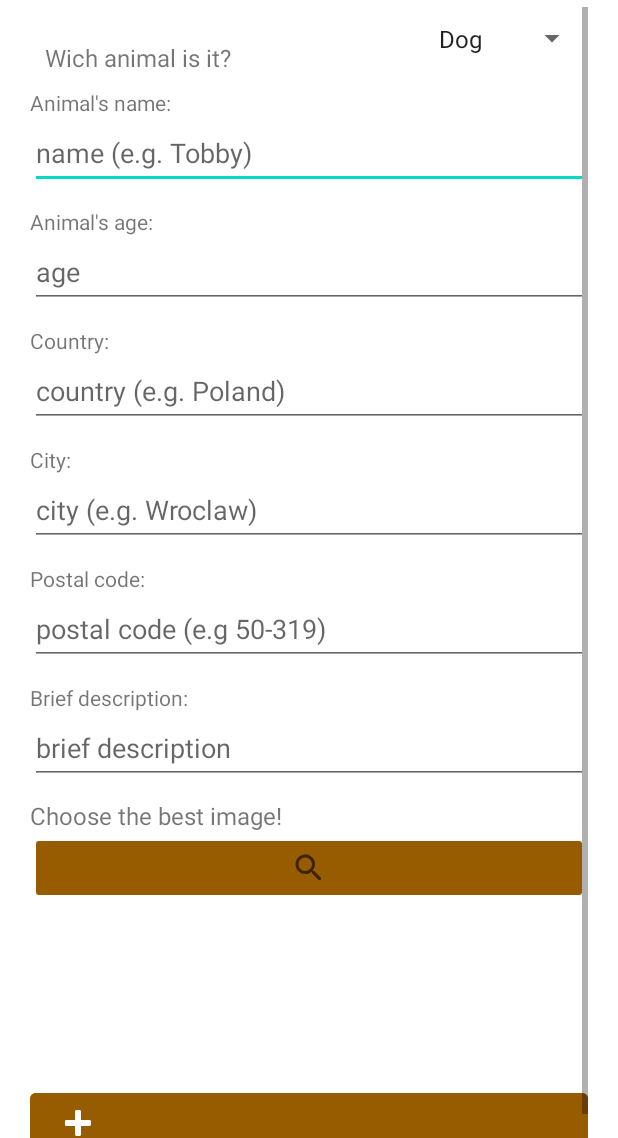
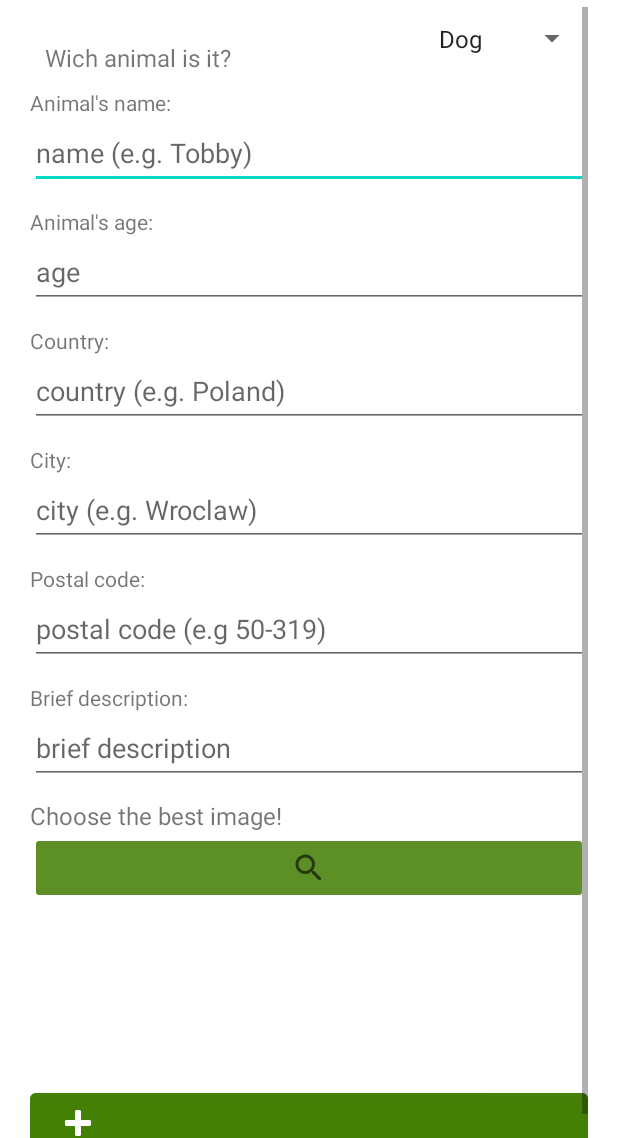
Before and after one commit to AlbertoHdezLado/Shelted, an Android app: the LoggedActivity screen opened directly, with no data from a screen before it, after a tap on an icon or button, on a phone screen of 412 x 824 dp, the part 98-1236 px from its top. Run offline under Robolectric (Android 15) with nearby library versions, the phone set to English and light mode, and no system bars; our stand-ins replace Firebase (no records; nobody signed in at launch, a user with empty details on screens opened directly), Picasso; pictures from the network do not load.

Commit message:
color fixed

```diff
--- a/app/src/main/java/com/example/android/shelted/Activities/LoggedActivity.kt
+++ b/app/src/main/java/com/example/android/shelted/Activities/LoggedActivity.kt
@@ -1,6 +1,8 @@
 package com.example.android.shelted.Activities
 
 import android.content.Intent
+import android.content.res.ColorStateList
+import android.graphics.Color
 import androidx.appcompat.app.AppCompatActivity
 import android.os.Bundle
 import android.view.Window
@@ -75,6 +77,16 @@ class LoggedActivity : AppCompatActivity() {
             startActivity(Intent(this,PublishActivity::class.java ))
         }
 
+        val states = arrayOf(
+            intArrayOf(android.R.attr.state_checked),
+            intArrayOf(-android.R.attr.state_checked))
+
+        val colors = intArrayOf(
+            Color.parseColor("#DA417E02"),
+            Color.parseColor("#D3D3D3"))
+
+        bottom_navigation.itemIconTintList = ColorStateList(states, colors)
+
     }
 
     override fun onBackPressed() {
--- a/app/src/main/res/layout/activity_logged.xml
+++ b/app/src/main/res/layout/activity_logged.xml
@@ -41,8 +41,9 @@
         android:layout_width="wrap_content"
         android:layout_height="wrap_content"
         android:src="@android:drawable/ic_input_add"
+        app:tint="@color/white"
         app:layout_anchor="@id/bottom_appbar"
-        app:backgroundTint="@color/botones"/>
+        app:backgroundTint="@color/buttons"/>
 
 
 
--- a/app/src/main/res/layout/activity_publish.xml
+++ b/app/src/main/res/layout/activity_publish.xml
@@ -188,7 +188,7 @@
                 android:layout_width="match_parent"
                 android:layout_height="match_parent"
                 android:layout_marginTop="0dp"
-                android:backgroundTint="@color/botones"
+                android:backgroundTint="@color/buttons"
                 android:minHeight="48dp"
                 app:srcCompat="@drawable/ic_search"
                 tools:ignore="SpeakableTextPresentCheck" />
@@ -205,7 +205,7 @@
                 android:layout_height="match_parent"
                 app:icon="@android:drawable/ic_input_add"
                 tools:ignore="SpeakableTextPresentCheck"
-                android:backgroundTint="@color/botones"/>
+                android:backgroundTint="@color/buttons"/>
 
         </LinearLayout>
     </ScrollView>
--- a/app/src/main/res/layout/fragment_login.xml
+++ b/app/src/main/res/layout/fragment_login.xml
@@ -22,7 +22,7 @@
         android:layout_width="120dp"
         android:layout_height="40dp"
         android:layout_marginTop="70dp"
-        android:backgroundTint="@color/botones"
+        android:backgroundTint="@color/buttons"
         android:text="@string/log_in"
         app:layout_constraintBottom_toBottomOf="parent"
         app:layout_constraintEnd_toEndOf="parent"
--- a/app/src/main/res/layout/fragment_register.xml
+++ b/app/src/main/res/layout/fragment_register.xml
@@ -131,7 +131,7 @@
         android:layout_width="120dp"
         android:layout_height="50dp"
         android:text="Register"
-        android:backgroundTint="@color/botones"
+        android:backgroundTint="@color/buttons"
         app:layout_constraintBottom_toBottomOf="parent"
         app:layout_constraintEnd_toEndOf="parent"
         app:layout_constraintHorizontal_bias="0.497"
--- a/app/src/main/res/values/colors.xml
+++ b/app/src/main/res/values/colors.xml
@@ -10,5 +10,5 @@
     <color name="main">#19a433 </color>
     <color name="fondoScreen">#DAFFFFFF</color>
     <color name="save">#DA679933</color>
-    <color name="botones">#975B00</color>
+    <color name="buttons">#DA417E02</color>
 </resources>
```
